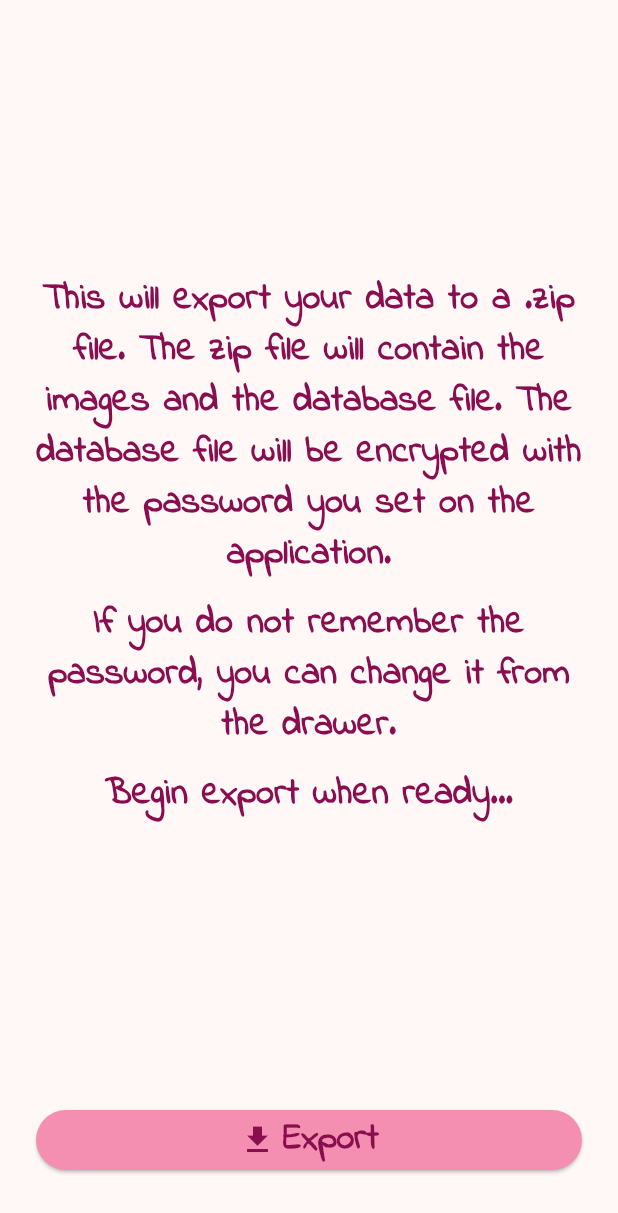
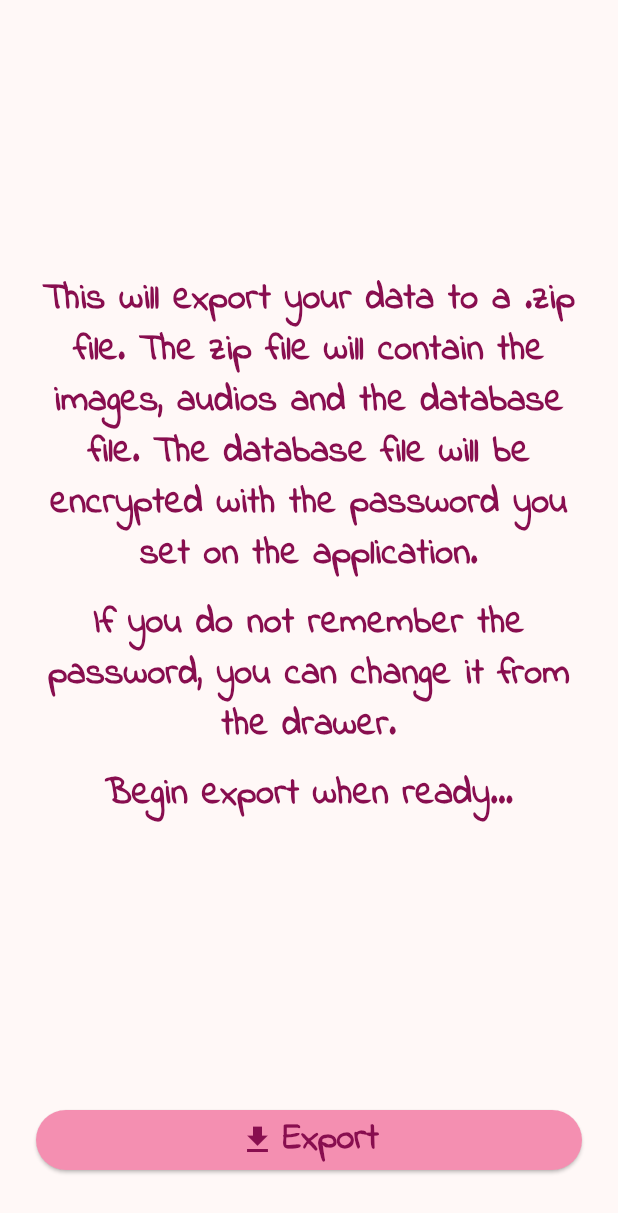
Before and after one commit to miracleanupam/ADiary, a Flutter app: the ExportData widget shown alone on an empty page, opened directly, on a phone screen of 412 x 824 dp. Shown: the top 1213 px of the screen. Run offline on Flutter 3.47's test engine with Material 3 defaults, Android fonts, the light colour scheme and no system bars; our stand-ins replace audioplayers, file_picker, flutter_image_compress, flutter_local_notifications, flutter_secure_storage, flutter_timezone and 6 more; missing offline and left inert: record; accounts and stored records are empty.

Commit message:
import export update

```diff
--- a/lib/models/entry.dart
+++ b/lib/models/entry.dart
@@ -87,7 +87,7 @@ class EntryProvider {
     String dbPath = await getDatabasesPath();
     String path = join(dbPath, 'happy_journal.db');
 
-    db = await openDatabase(path, version: 2, password: securePassword,
+    db = await openDatabase(path, version: 3, password: securePassword,
         onCreate: (Database db, int version) async {
       await db.execute('''
                 create table $tableEntry (
@@ -206,7 +206,7 @@ class EntryProvider {
         }
 
         if (entity is File) {
-          if (!entity.path.endsWith('.jpg') && !entity.path.endsWith('.db')) {
+          if (!entity.path.endsWith('.jpg') && !entity.path.endsWith('.db') && !entity.path.endsWith('.m4a')) {
             continue;
           }
           final relativePath = entity.path.replaceFirst('$basePath/', '');
--- a/lib/screens/export.dart
+++ b/lib/screens/export.dart
@@ -63,7 +63,7 @@ class _ExportDataState extends State<ExportData> {
                           children: [
                             StyledText(
                                 value:
-                                    'This will export your data to a .zip file. The zip file will contain the images and the database file. The database file will be encrypted with the password you set on the application.'),
+                                    'This will export your data to a .zip file. The zip file will contain the images, audios and the database file. The database file will be encrypted with the password you set on the application.'),
                             StyledText(
                                 value:
                                     'If you do not remember the password, you can change it from the drawer.'),
```
